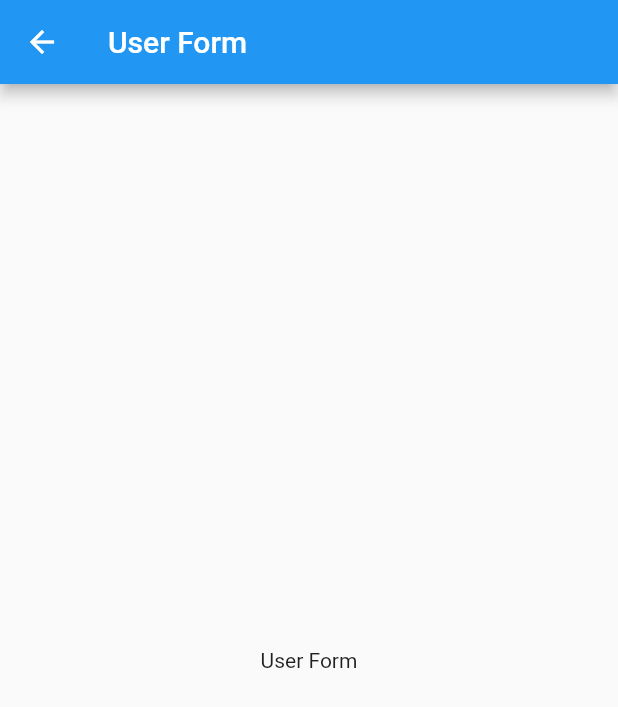
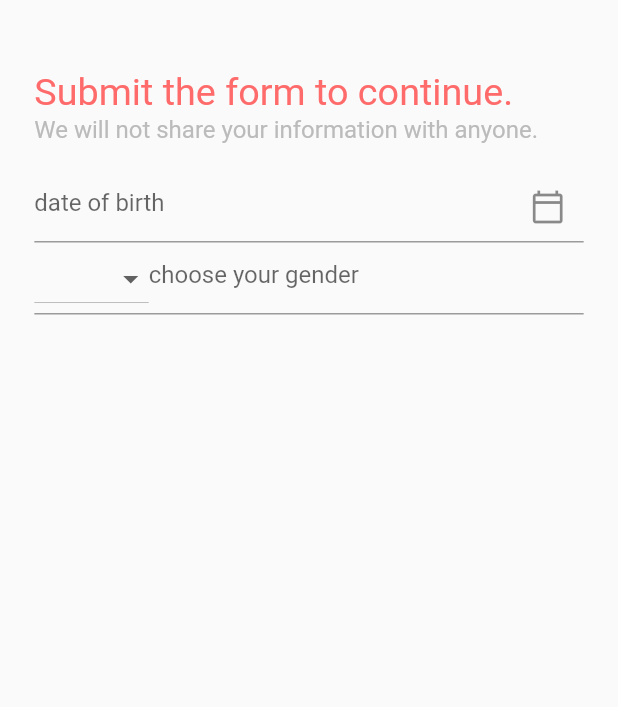
Before and after one commit to najmulmyself/simple-ecommerce, a Flutter app: the UserForm screen opened directly, on a phone screen of 412 x 824 dp. Shown: the top 707 px of the screen. Run offline on Flutter 3.47's test engine with Material 2 defaults, Android fonts, the phone set to English and light mode, and no system bars; our stand-ins replace firebase_auth, firebase_core, flutter_screenutil, fluttertoast; accounts and stored records are empty.

Commit message:
added more code for sign in and user form

```diff
--- a/lib/screens/user_form.dart
+++ b/lib/screens/user_form.dart
@@ -1,16 +1,99 @@
 import 'package:flutter/material.dart';
+import 'package:flutter_screenutil/flutter_screenutil.dart';
 
-class UserForm extends StatelessWidget {
+import '../const/appColors.dart';
+
+class UserForm extends StatefulWidget {
   const UserForm({super.key});
+
+  @override
+  State<UserForm> createState() => _UserFormState();
+}
+
+class _UserFormState extends State<UserForm> {
+  TextEditingController _nameController = TextEditingController();
+  TextEditingController _phoneController = TextEditingController();
+  TextEditingController _dobController = TextEditingController();
+  TextEditingController _genderController = TextEditingController();
+  TextEditingController _ageController = TextEditingController();
+  List<String> gender = ["Male", "Female", "Other"];
 
   @override
   Widget build(BuildContext context) {
     return Scaffold(
-      appBar: AppBar(
-        title: Text('User Form'),
-      ),
-      body: Center(
-        child: Text('User Form'),
+      body: SafeArea(
+        child: Padding(
+          padding: EdgeInsets.all(20.w),
+          child: SingleChildScrollView(
+            scrollDirection: Axis.vertical,
+            child: Column(
+              crossAxisAlignment: CrossAxisAlignment.start,
+              children: [
+                SizedBox(
+                  height: 20.h,
+                ),
+                Text(
+                  "Submit the form to continue.",
+                  style:
+                      TextStyle(fontSize: 22.sp, color: AppColors.deepOrange),
+                ),
+                Text(
+                  "We will not share your information with anyone.",
+                  style: TextStyle(
+                    fontSize: 14.sp,
+                    color: Color(0xFFBBBBBB),
+                  ),
+                ),
+                SizedBox(
+                  height: 15.h,
+                ),
+                // myTextField("enter your name",TextInputType.text,_nameController),
+                // myTextField("enter your phone number",TextInputType.number,_phoneController),
+                TextField(
+                  controller: _dobController,
+                  readOnly: true,
+                  decoration: InputDecoration(
+                    hintText: "date of birth",
+                    suffixIcon: IconButton(
+                      onPressed: () {},
+                      // onPressed: () => _selectDateFromPicker(context),
+                      icon: Icon(Icons.calendar_today_outlined),
+                    ),
+                  ),
+                ),
+                TextField(
+                  controller: _genderController,
+                  readOnly: true,
+                  decoration: InputDecoration(
+                    hintText: "choose your gender",
+                    prefixIcon: DropdownButton<String>(
+                      items: gender.map((String value) {
+                        return DropdownMenuItem<String>(
+                          value: value,
+                          child: new Text(value),
+                          onTap: () {
+                            setState(() {
+                              _genderController.text = value;
+                            });
+                          },
+                        );
+                      }).toList(),
+                      onChanged: (_) {},
+                    ),
+                  ),
+                ),
+                // myTextField("enter your age",TextInputType.number,_ageController),
+
+                SizedBox(
+                  height: 50.h,
+                ),
+
+                // elevated button
+                //  customButton("Continue",()=>sendUserDataToDB()),
+              ],
+            ),
+          ),
+        ),
       ),
     );
   }
```
Also changed, not shown: lib/component/customBtn.dart (added, +23 -0 lines), lib/screens/login_screen.dart (+43 -1 lines).
